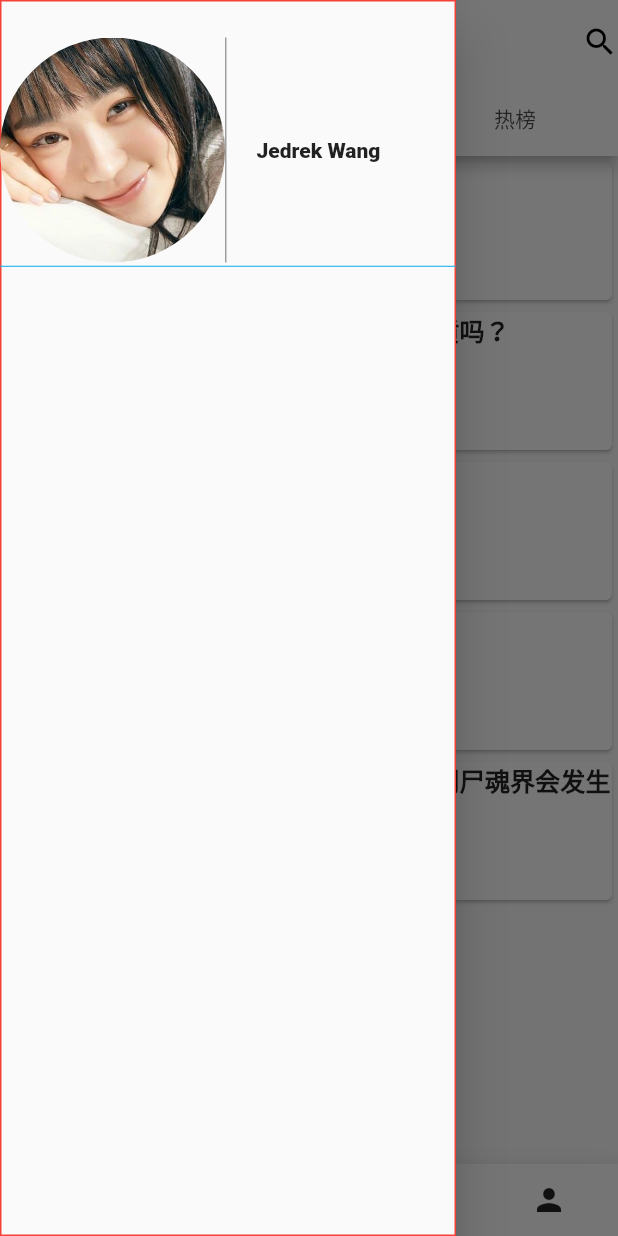
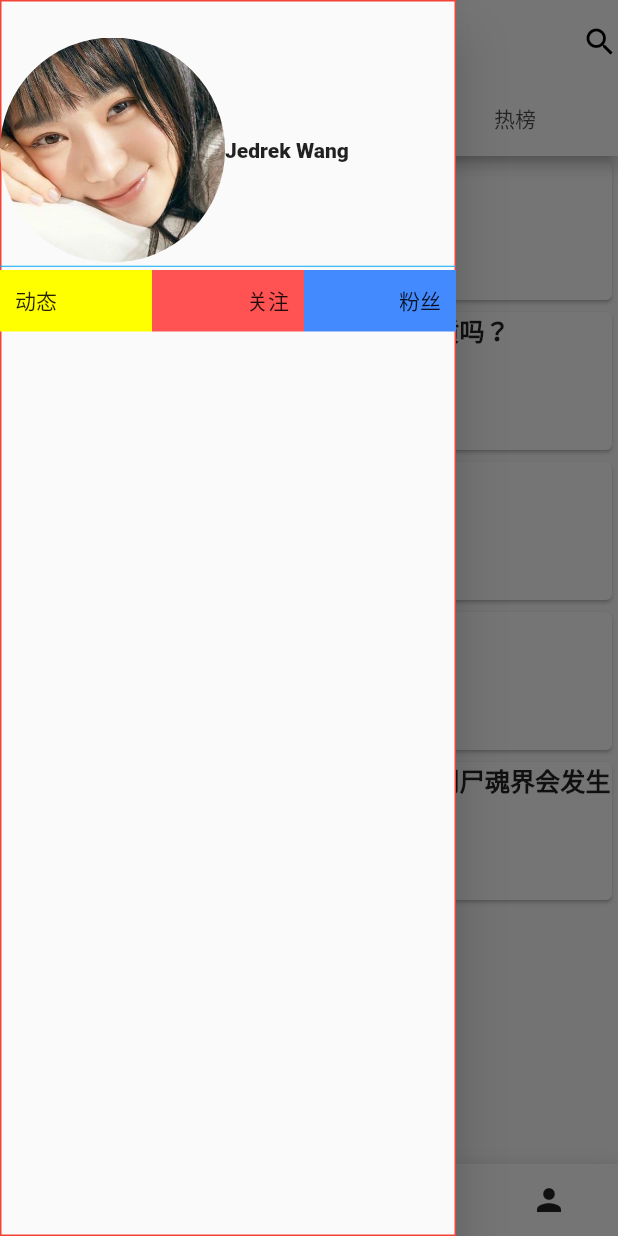
Before and after one commit to JedrekWang/Focus, a Flutter app: the screen it shows after launch, with the side drawer open, on a phone screen of 412 x 824 dp. Run offline on Flutter 3.47's test engine with Material 2 defaults, Android fonts, the phone set to English and light mode, and no system bars; missing offline and left inert: mustache.

Commit message:
code refactor

```diff
--- a/lib/main.dart
+++ b/lib/main.dart
@@ -1,5 +1,6 @@
 // import 'package:Focus/parser/rss_parser.dart';
 import 'dart:convert';
+import 'package:Focus/widget/drawer.dart';
 import 'package:flutter/cupertino.dart';
 import 'package:flutter/material.dart';
 
@@ -18,18 +19,6 @@ class MyApp extends StatelessWidget {
       theme: ThemeData(primaryColor: Colors.white),
       home: HomePage(title: "Focus on"),
     );
-  }
-}
-
-// 第二个页面组件
-class NewRoute extends StatelessWidget {
-  @override
-  Widget build(BuildContext context) {
-    return Scaffold(
-        appBar: AppBar(
-          title: Text("New route"),
-        ),
-        body: HomePage());
   }
 }
 
@@ -93,7 +82,31 @@ class HomePageState extends State<HomePage>
           ),
           Container(
               alignment: Alignment.center,
-              child: Text(tabs[1], textScaleFactor: 5)),
+              // child: Text(tabs[1], textScaleFactor: 5)),
+              child: Column(
+                children: [
+                  Flex(
+                    direction: Axis.horizontal,
+                    children: [
+                      Expanded(
+                        child: Container(
+                          color: Colors.yellowAccent,
+                          padding: EdgeInsets.all(30),
+                          child: Text("hello"),
+                        ),
+                      ),
+                      Expanded(
+                        flex: 3,
+                        child: Container(
+                          color: Colors.redAccent,
+                          padding: EdgeInsets.all(30),
+                          child: Text("hello", textAlign: TextAlign.right,),
+                        ),
+                      )
+                    ],
+                  )
+                ],
+              )),
           Container(
               alignment: Alignment.center,
               child: Text(tabs[2], textScaleFactor: 5)),
@@ -136,73 +149,6 @@ class HomePageState extends State<HomePage>
         child: Icon(Icons.add),
       ),
       floatingActionButtonLocation: FloatingActionButtonLocation.centerDocked,
-    );
-  }
-}
-
-class MyDrawer extends StatelessWidget {
-  @override
-  Widget build(BuildContext context) {
-    return Drawer(
-      child: MediaQuery.removePadding(
-        context: context,
-        removeTop: true,
-        child: DecoratedBox(
-          decoration: BoxDecoration(
-            border: Border.all(color: Colors.red),
-          ),
-          child: Column(
-            crossAxisAlignment: CrossAxisAlignment.start,
-            children: [
-              SizedBox(height: 25,),
-              Row(
-                children: [
-                  Avatar(),
-                  SizedBox(
-                    width: 1,
-                    height: 150,
-                    child: DecoratedBox(
-                      decoration: BoxDecoration(color: Colors.grey),
-                    ),
-                  ),
-                  SizedBox(
-                    width: 20,
-                  ),
-                  Text(
-                    "Jedrek Wang",
-                    style: TextStyle(fontWeight: FontWeight.w800),
-                  )
-                ],
-              ),
-              Divider(
-                height: 5,
-                color: Colors.lightBlue,
-              )
-            ],
-          ),
-        ),
-      ),
-    );
-  }
-}
-
-class Avatar extends StatelessWidget {
-  const Avatar({
-    Key key,
-  }) : super(key: key);
-
-  @override
-  Widget build(BuildContext context) {
-    return ClipOval(
-      child: Container(
-          // alignment: Alignment.topLeft,
-          width: 150,
-          height: 150,
-          child: Image.asset(
-            "assets/head.jpg",
-            alignment: Alignment.centerLeft,
-            fit: BoxFit.cover,
-          )),
     );
   }
 }
--- /dev/null
+++ b/lib/widget/drawer.dart
@@ -0,0 +1,89 @@
+import 'package:flutter/cupertino.dart';
+import 'package:flutter/material.dart';
+
+class MyDrawer extends StatelessWidget {
+  @override
+  Widget build(BuildContext context) {
+    return Drawer(
+      child: MediaQuery.removePadding(
+        context: context,
+        removeTop: true,
+        child: DecoratedBox(
+          decoration: BoxDecoration(
+            border: Border.all(color: Colors.red),
+          ),
+          child: Column(
+            crossAxisAlignment: CrossAxisAlignment.start,
+            children: [
+              SizedBox(height: 25),
+              Row(
+                children: [
+                  Avatar(),
+                  Text(
+                    "Jedrek Wang",
+                    style: TextStyle(fontWeight: FontWeight.w800),
+                  )
+                ],
+              ),
+              Divider(
+                height: 5,
+                color: Colors.lightBlue,
+              ),
+              Column(
+                children: [
+                  Flex(
+                    direction: Axis.horizontal,
+                    children: [
+                      Expanded(
+                        child: Container(
+                          color: Colors.yellowAccent,
+                          padding: EdgeInsets.all(10),
+                          child: Text("动态"),
+                        ),
+                      ),
+                      Expanded(
+                        child: Container(
+                          color: Colors.redAccent,
+                          padding: EdgeInsets.all(10),
+                          child: Text("关注", textAlign: TextAlign.right,),
+                        ),
+                      ),
+                      Expanded(
+                        child: Container(
+                          color: Colors.blueAccent,
+                          padding: EdgeInsets.all(10),
+                          child: Text("粉丝", textAlign: TextAlign.right,),
+                        ),
+                      )
+                    ],
+                  )
+                ],
+              )
+            ],
+          ),
+        ),
+      ),
+    );
+  }
+}
+
+class Avatar extends StatelessWidget {
+  const Avatar({
+    Key key,
+  }) : super(key: key);
+
+  @override
+  Widget build(BuildContext context) {
+    return ClipOval(
+      child: Container(
+          // alignment: Alignment.topLeft,
+          width: 150,
+          height: 150,
+          child: Image.asset(
+            "assets/head.jpg",
+            alignment: Alignment.centerLeft,
+            fit: BoxFit.cover,
+          )),
+    );
+  }
+}
```
